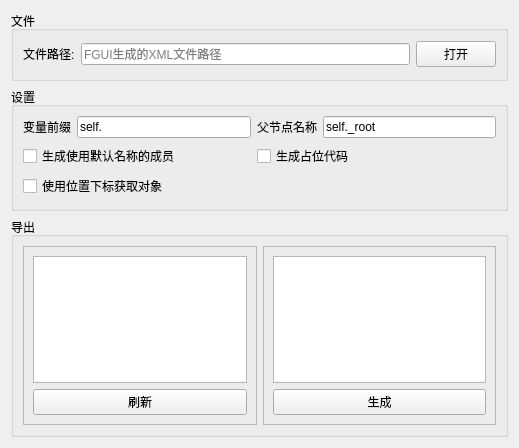
Qt form Modules/FGUIToxLua/sfguitoxlua.ui (cnscj/WorkHelper) before a commit.
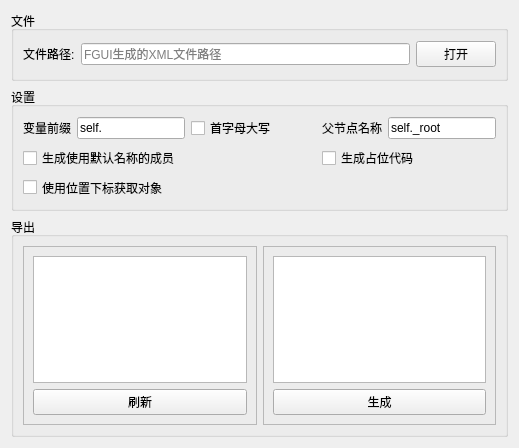
The same form after that commit.

Commit message: fix:提供首字母大写

```diff
--- a/Modules/FGUIToxLua/sfguitoxlua.ui
+++ b/Modules/FGUIToxLua/sfguitoxlua.ui
@@ -114,27 +114,47 @@
         </property>
        </widget>
       </item>
-      <item row="0" column="2">
+      <item row="0" column="4">
        <widget class="QLabel" name="label_3">
         <property name="text">
          <string>父节点名称</string>
         </property>
        </widget>
       </item>
-      <item row="0" column="3">
+      <item row="0" column="5">
        <widget class="QLineEdit" name="parentNameLe">
         <property name="text">
          <string>self._root</string>
         </property>
        </widget>
       </item>
-      <item row="1" column="2" colspan="2">
+      <item row="1" column="4" colspan="2">
        <widget class="QCheckBox" name="outPlaceholderCb">
         <property name="text">
          <string>生成占位代码</string>
         </property>
        </widget>
       </item>
+      <item row="0" column="2">
+       <widget class="QCheckBox" name="firstCharUpper">
+        <property name="text">
+         <string>首字母大写</string>
+        </property>
+       </widget>
+      </item>
+      <item row="0" column="3">
+       <spacer name="horizontalSpacer">
+        <property name="orientation">
+         <enum>Qt::Horizontal</enum>
+        </property>
+        <property name="sizeHint" stdset="0">
+         <size>
+          <width>40</width>
+          <height>20</height>
+         </size>
+        </property>
+       </spacer>
+      </item>
      </layout>
     </widget>
    </item>
```
Left out of the diff: 14 changed lines with no effect on the pictures. The commit also changes 3 other files.
